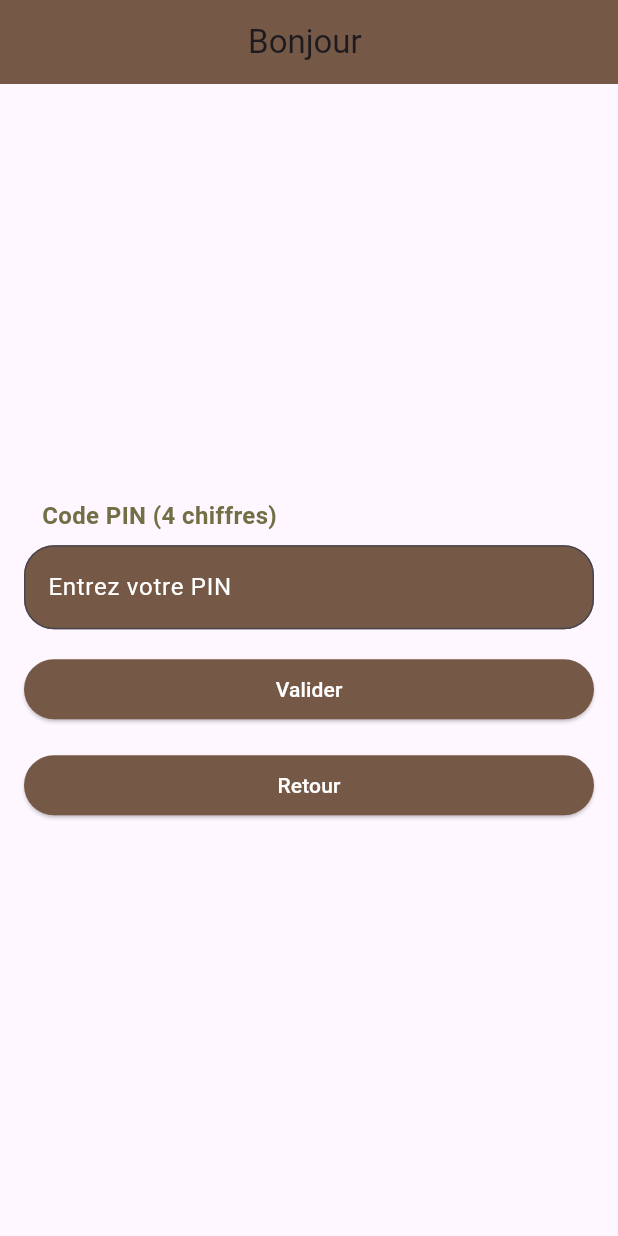
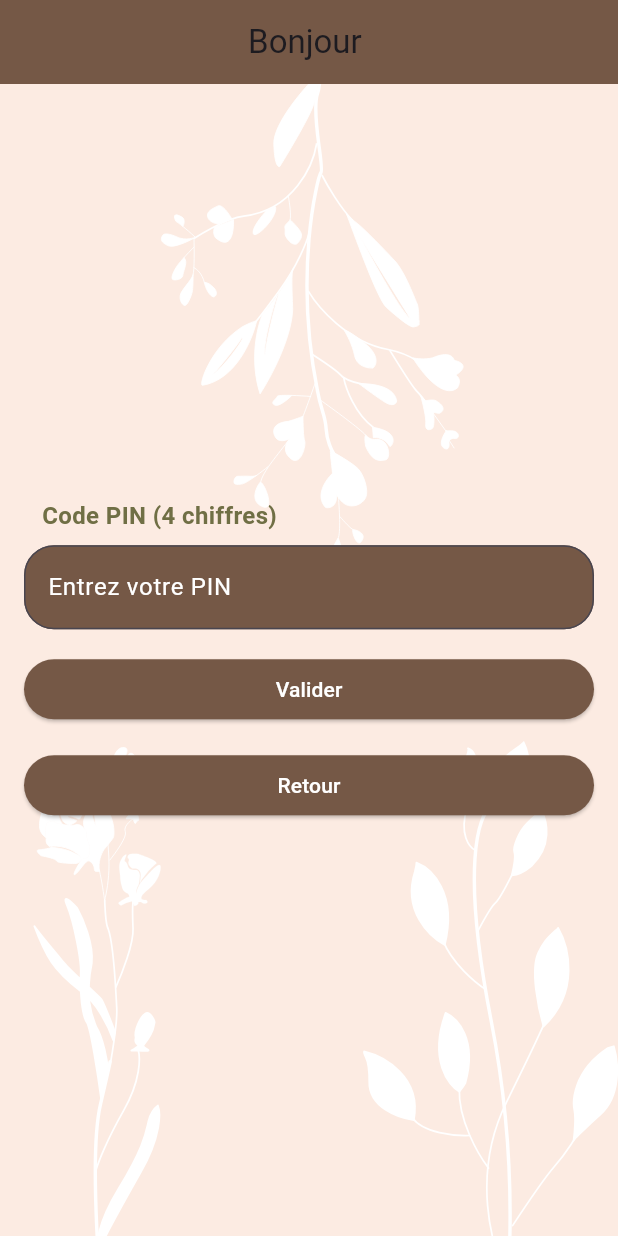
Before and after one commit to EriWay/Fluttering, a Flutter app: the PinPage screen opened directly, on a phone screen of 412 x 824 dp. Run offline on Flutter 3.47's test engine with Material 3 defaults, Android fonts, the phone set to English and light mode, and no system bars; our stand-ins replace flutter_svg, font_awesome_flutter, image_picker, loading_animation_widget, permission_handler, shared_preferences and 2 more; accounts and stored records are empty.

Commit message:
:sparkles: front

```diff
--- a/lib/BDD.dart
+++ b/lib/BDD.dart
@@ -1,4 +1,4 @@
-import 'dart:io';
+ import 'dart:io';
 
 import 'package:sqflite/sqflite.dart';
 import 'package:path/path.dart';
@@ -23,7 +23,7 @@ class BDD {
               await db.execute(
                   'CREATE TABLE Notes (num_utilisateur INTEGER, date TEXT PRIMARY KEY, humeur TEXT, image TEXT, vocal TEXT, texte TEXT)');
               await db.execute(
-                  'CREATE TABLE BienEtre (id INTEGER PRIMARY KEY, num_utilisateur INTEGER, date TEXT, eau INTEGER, dodo INTEGER, activite INTEGER, productivite INTEGER)');
+                  'CREATE TABLE BienEtre (num_utilisateur INTEGER, date TEXT, eau INTEGER, dodo INTEGER, activite INTEGER, productivite INTEGER)');
               await db.execute(
                   'CREATE TABLE Plantes (num_utilisateur INTEGER, num_pot INTEGER, type_fleur INTEGER, pousse INTEGER)');
               await db.execute(
--- a/lib/Pin.dart
+++ b/lib/Pin.dart
@@ -1,8 +1,10 @@
 import 'package:flutter/material.dart';
 import 'package:shared_preferences/shared_preferences.dart';
 import 'package:sqflite/sqflite.dart';
+import 'accueil.dart';
 import 'connection.dart'; // Import de la page de connexion
 import 'connect_inscr.dart';
+import 'package:flutter_svg/flutter_svg.dart';
 
 class PinPage extends StatefulWidget {
   @override
@@ -34,13 +36,25 @@ class _PinPageState extends State<PinPage> {
         backgroundColor: Color(0xFF755846),
         centerTitle: true,
       ),
-      body: Padding(
-        padding: const EdgeInsets.all(16.0),
-        child: Column(
-          crossAxisAlignment: CrossAxisAlignment.stretch,
-          mainAxisAlignment: MainAxisAlignment.center,
+      body: Stack(
+        children: [
+      Positioned.fill(
+      child: SvgPicture.asset(
+        'assets/background.svg',
+        fit: BoxFit.cover, // Assure que l'SVG couvre tout l'écran
+      ),
+    ),
+        Column(
+          crossAxisAlignment: CrossAxisAlignment.center,
           children: <Widget>[
+          Spacer(),
             Padding(
+            padding: const EdgeInsets.all(16.0),
+            child: Column(
+              crossAxisAlignment: CrossAxisAlignment.stretch,
+              mainAxisAlignment: MainAxisAlignment.center,
+              children: <Widget>[
+              const Padding(
               padding: EdgeInsets.only(left: 12.0, bottom: 8.0),
               child: Text(
                 'Code PIN (4 chiffres)',
@@ -92,6 +106,11 @@ class _PinPageState extends State<PinPage> {
           ],
         ),
       ),
+            Spacer(),
+    ]
+    )
+    ]
+      ),
     );
   }
 
@@ -111,7 +130,7 @@ class _PinPageState extends State<PinPage> {
         if (_pinController.text == storedPin) {
           Navigator.pushReplacement(
             context,
-            MaterialPageRoute(builder: (BuildContext context) => ConnInscr()),
+            MaterialPageRoute(builder: (BuildContext context) => AccueilPage()),
           );
         } else {
           ScaffoldMessenger.of(context).showSnackBar(
```
Also changed, not shown: lib/accueil.dart (+11 -3 lines), lib/bienetre.dart (+45 -0 lines), lib/pin.dart (+23 -5 lines).
